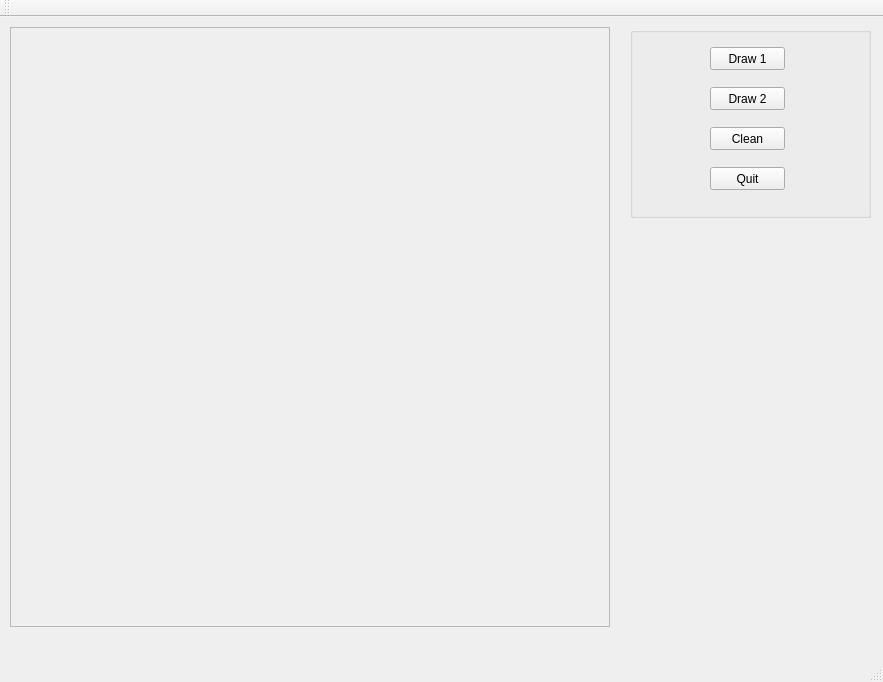
Qt form mywindow.ui (jasienieckih/lgim8) before a commit.
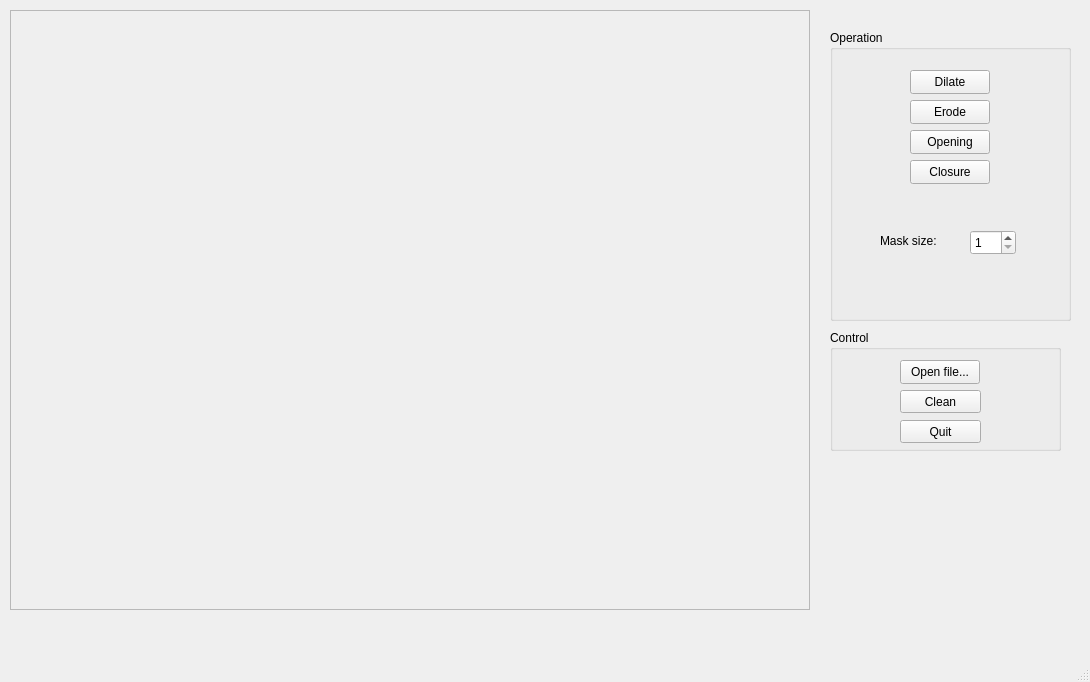
The same form after that commit.

Commit message: Change GUI to be suited for the task

```diff
--- a/mywindow.ui
+++ b/mywindow.ui
@@ -6,7 +6,7 @@
    <rect>
     <x>0</x>
     <y>0</y>
-    <width>883</width>
+    <width>1090</width>
     <height>682</height>
    </rect>
   </property>
@@ -19,7 +19,7 @@
      <rect>
       <x>10</x>
       <y>10</y>
-      <width>600</width>
+      <width>800</width>
       <height>600</height>
      </rect>
     </property>
@@ -33,20 +33,20 @@
    <widget class="QGroupBox" name="groupBox">
     <property name="geometry">
      <rect>
-      <x>630</x>
-      <y>10</y>
-      <width>241</width>
-      <height>191</height>
+      <x>830</x>
+      <y>330</y>
+      <width>231</width>
+      <height>121</height>
      </rect>
     </property>
     <property name="title">
-     <string/>
+     <string>Control</string>
     </property>
     <widget class="QPushButton" name="draw1Button">
      <property name="geometry">
       <rect>
-       <x>80</x>
-       <y>20</y>
+       <x>10</x>
+       <y>170</y>
        <width>75</width>
        <height>23</height>
       </rect>
@@ -55,25 +55,12 @@
       <string>Draw 1</string>
      </property>
     </widget>
-    <widget class="QPushButton" name="draw2Button">
-     <property name="geometry">
-      <rect>
-       <x>80</x>
-       <y>60</y>
-       <width>75</width>
-       <height>23</height>
-      </rect>
-     </property>
-     <property name="text">
-      <string>Draw 2</string>
-     </property>
-    </widget>
     <widget class="QPushButton" name="cleanButton">
      <property name="geometry">
       <rect>
-       <x>80</x>
-       <y>100</y>
-       <width>75</width>
+       <x>70</x>
+       <y>60</y>
+       <width>81</width>
        <height>23</height>
       </rect>
      </property>
@@ -84,9 +71,9 @@
     <widget class="QPushButton" name="exitButton">
      <property name="geometry">
       <rect>
-       <x>80</x>
-       <y>140</y>
-       <width>75</width>
+       <x>70</x>
+       <y>90</y>
+       <width>81</width>
        <height>23</height>
       </rect>
      </property>
@@ -94,6 +81,126 @@
       <string>Quit</string>
      </property>
     </widget>
+    <widget class="QPushButton" name="draw2Button">
+     <property name="geometry">
+      <rect>
+       <x>10</x>
+       <y>200</y>
+       <width>75</width>
+       <height>23</height>
+      </rect>
+     </property>
+     <property name="text">
+      <string>Draw 2</string>
+     </property>
+    </widget>
+    <widget class="QPushButton" name="openFileButton">
+     <property name="geometry">
+      <rect>
+       <x>70</x>
+       <y>30</y>
+       <width>80</width>
+       <height>24</height>
+      </rect>
+     </property>
+     <property name="text">
+      <string>Open file...</string>
+     </property>
+    </widget>
+   </widget>
+   <widget class="QGroupBox" name="groupBox_2">
+    <property name="geometry">
+     <rect>
+      <x>830</x>
+      <y>30</y>
+      <width>241</width>
+      <height>291</height>
+     </rect>
+    </property>
+    <property name="title">
+     <string>Operation</string>
+    </property>
+    <widget class="QPushButton" name="dilateButton">
+     <property name="geometry">
+      <rect>
+       <x>80</x>
+       <y>40</y>
+       <width>80</width>
+       <height>24</height>
+      </rect>
+     </property>
+     <property name="text">
+      <string>Dilate</string>
+     </property>
+    </widget>
+    <widget class="QPushButton" name="erodeButton">
+     <property name="geometry">
+      <rect>
+       <x>80</x>
+       <y>70</y>
+       <width>80</width>
+       <height>24</height>
+      </rect>
+     </property>
+     <property name="text">
+      <string>Erode</string>
+     </property>
+    </widget>
+    <widget class="QPushButton" name="openingButton">
+     <property name="geometry">
+      <rect>
+       <x>80</x>
+       <y>100</y>
+       <width>80</width>
+       <height>24</height>
+      </rect>
+     </property>
+     <property name="text">
+      <string>Opening</string>
+     </property>
+    </widget>
+    <widget class="QPushButton" name="closureButton">
+     <property name="geometry">
+      <rect>
+       <x>80</x>
+       <y>130</y>
+       <width>80</width>
+       <height>24</height>
+      </rect>
+     </property>
+     <property name="text">
+      <string>Closure</string>
+     </property>
+    </widget>
+    <widget class="QSpinBox" name="maskSizeBox">
+     <property name="geometry">
+      <rect>
+       <x>140</x>
+       <y>200</y>
+       <width>46</width>
+       <height>25</height>
+      </rect>
+     </property>
+     <property name="minimum">
+      <number>1</number>
+     </property>
+     <property name="maximum">
+      <number>20</number>
+     </property>
+    </widget>
+    <widget class="QLabel" name="label">
+     <property name="geometry">
+      <rect>
+       <x>50</x>
+       <y>200</y>
+       <width>71</width>
+       <height>21</height>
+      </rect>
+     </property>
+     <property name="text">
+      <string>Mask size: </string>
+     </property>
+    </widget>
    </widget>
   </widget>
   <widget class="QMenuBar" name="menuBar">
@@ -106,14 +213,6 @@
     </rect>
    </property>
   </widget>
-  <widget class="QToolBar" name="mainToolBar">
-   <attribute name="toolBarArea">
-    <enum>TopToolBarArea</enum>
-   </attribute>
-   <attribute name="toolBarBreak">
-    <bool>false</bool>
-   </attribute>
-  </widget>
   <widget class="QStatusBar" name="statusBar"/>
  </widget>
  <layoutdefault spacing="6" margin="11"/>
```
Left out of the diff: 4 changed lines with no effect on the pictures.
